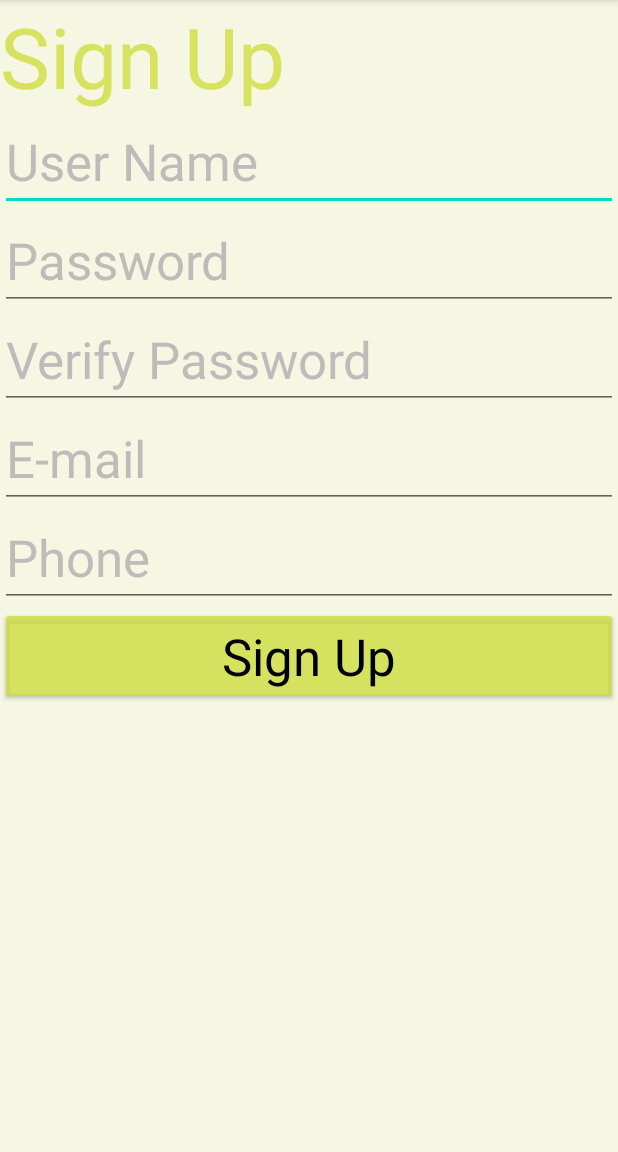
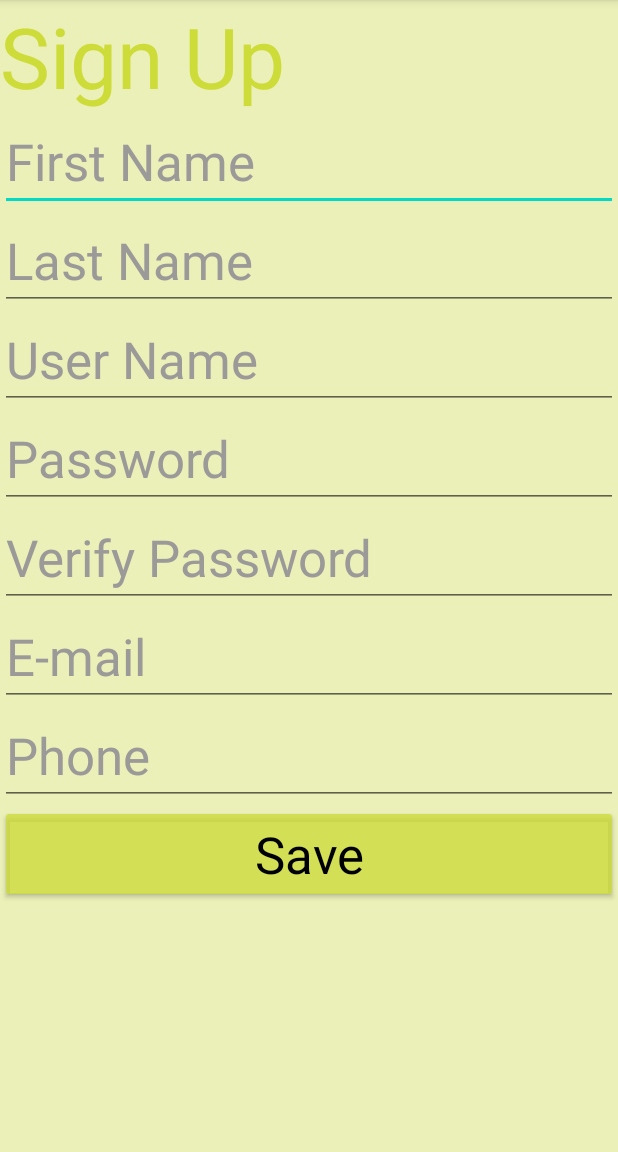
Before and after one commit to naya-awad/Naya12, an Android app: the SignUpActivity screen opened directly, with no data from a screen before it, on a phone screen of 412 x 824 dp, the part 84-1236 px from its top. Run offline under Robolectric (Android 15) with nearby library versions, the phone set to English and light mode, and no system bars.

```diff
--- a/app/src/main/res/layout/activity_sign_up.xml
+++ b/app/src/main/res/layout/activity_sign_up.xml
@@ -5,7 +5,7 @@
     android:layout_width="match_parent"
     android:layout_height="match_parent"
     android:background="#57CDDC39"
-    android:backgroundTint="#57CDDC39"
+    android:backgroundTint="#CDDC39"
     tools:context=".SignUpActivity">
 
     <LinearLayout
@@ -21,69 +21,89 @@
             android:orientation="vertical">
 
             <TextView
-                android:id="@+id/textView"
+                android:id="@+id/SignUptxt"
                 android:layout_width="match_parent"
                 android:layout_height="wrap_content"
                 android:text="Sign Up"
                 android:textAppearance="@style/TextAppearance.AppCompat.Display3"
-                android:textColor="#C4CDDC39" />
+                android:textColor="#CDDC39" />
 
             <EditText
-                android:id="@+id/editTextTextPersonName3"
+                android:id="@+id/etFirstName"
+                android:layout_width="match_parent"
+                android:layout_height="wrap_content"
+                android:ems="10"
+                android:hint="First Name"
+                android:inputType="textPersonName"
+                android:textAppearance="@style/TextAppearance.AppCompat.Display1"
+                android:textColorHint="#9C9999" />
+
+            <EditText
+                android:id="@+id/etLastNAme"
+                android:layout_width="match_parent"
+                android:layout_height="wrap_content"
+                android:ems="10"
+                android:hint="Last Name"
+                android:inputType="textPersonName"
+                android:textAppearance="@style/TextAppearance.AppCompat.Display1"
+                android:textColorHint="#9C9999" />
+
+            <EditText
+                android:id="@+id/etUserName"
                 android:layout_width="match_parent"
                 android:layout_height="wrap_content"
                 android:ems="10"
                 android:hint="User Name"
                 android:inputType="textPersonName"
                 android:textAppearance="@style/TextAppearance.AppCompat.Display1"
-                android:textColorHint="#BFBBBB" />
+                android:textColorHint="#9C9999" />
 
             <EditText
-                android:id="@+id/editTextTextPassword"
+                android:id="@+id/etPassword"
                 android:layout_width="match_parent"
                 android:layout_height="wrap_content"
                 android:ems="10"
                 android:hint="Password"
                 android:inputType="textPassword"
                 android:textAppearance="@style/TextAppearance.AppCompat.Display1"
-                android:textColorHint="#BFBBBB" />
+                android:textColorHint="#9C9999" />
 
             <EditText
-                android:id="@+id/editTextTextPassword2"
+                android:id="@+id/etVerPassword"
                 android:layout_width="match_parent"
                 android:layout_height="wrap_content"
                 android:ems="10"
                 android:hint="Verify Password"
                 android:inputType="textPassword"
                 android:textAppearance="@style/TextAppearance.AppCompat.Display1"
-                android:textColorHint="#BFBBBB" />
+                android:textColorHint="#9C9999" />
 
             <EditText
-                android:id="@+id/editTextTextEmailAddress"
+                android:id="@+id/etEmail"
                 android:layout_width="match_parent"
                 android:layout_height="wrap_content"
                 android:ems="10"
                 android:hint="E-mail"
                 android:inputType="textEmailAddress"
                 android:textAppearance="@style/TextAppearance.AppCompat.Display1"
-                android:textColorHint="#BFBBBB" />
+                android:textColorHint="#9C9999" />
 
             <EditText
-                android:id="@+id/editTextPhone"
+                android:id="@+id/etPhone"
                 android:layout_width="match_parent"
                 android:layout_height="wrap_content"
                 android:ems="10"
                 android:hint="Phone"
                 android:inputType="phone"
                 android:textAppearance="@style/TextAppearance.AppCompat.Display1"
-                android:textColorHint="#BFBBBB" />
+                android:textColorHint="#9C9999" />
 
             <Button
-                android:id="@+id/button"
+                android:id="@+id/Savebtn"
                 android:layout_width="match_parent"
                 android:layout_height="wrap_content"
                 android:backgroundTint="#C4CDDC39"
-                android:text="Sign Up"
+                android:text="Save"
                 android:textAppearance="@style/TextAppearance.AppCompat.Display1"
                 android:textColor="#000000" />
 
```
Also changed, not shown: app/src/main/java/com/example/naya12/Child.java (added, +34 -0 lines), app/src/main/java/com/example/naya12/Pet.java (added, +7 -0 lines), app/src/main/res/layout/activity_first.xml (+22 -32 lines).
